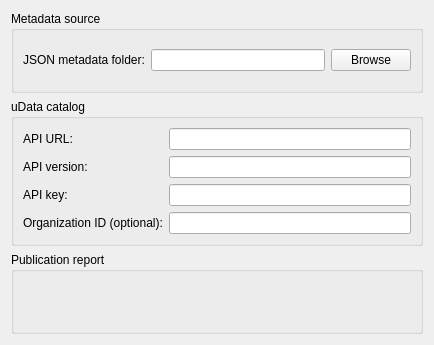
Qt form dicogis/ui/wdg_tab_publish.ui (Guts/DicoGIS) before a commit.
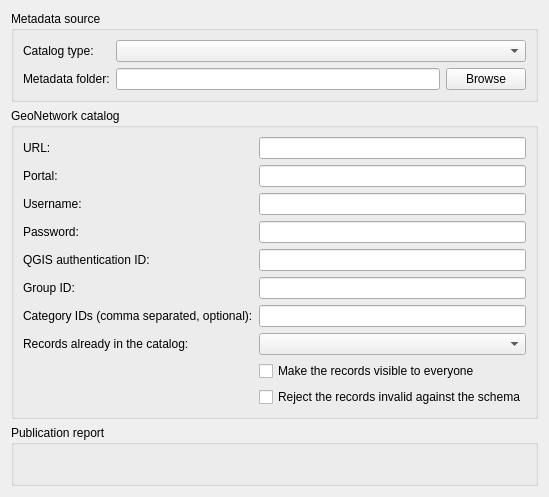
The same form after that commit. The open tabs and pages were chosen to show the change. Custom widgets are drawn as their Qt base class.

Commit message:
feat(ui): add GeoNetwork settings to the Publish tab
A combo box picks the catalog type, which drives a stacked widget. The fields come from the environment, and options exclude the password. The identifier of a QGIS authentication configuration only shows within QGIS. The native QgsAuthConfigSelect widget will come with the plugin: it doesn't exist outside QGIS.

AI-Level: 8
AI-Model: Claude Opus 5.5

Patch:
```diff
--- a/dicogis/ui/wdg_tab_publish.ui
+++ b/dicogis/ui/wdg_tab_publish.ui
@@ -21,16 +21,26 @@
      </property>
      <layout class="QGridLayout" name="source_layout">
       <item row="0" column="0">
+       <widget class="QLabel" name="lbl_publish_target">
+        <property name="text">
+         <string>Catalog type:</string>
+        </property>
+       </widget>
+      </item>
+      <item row="0" column="1" colspan="2">
+       <widget class="QComboBox" name="cbb_publish_target"/>
+      </item>
+      <item row="1" column="0">
        <widget class="QLabel" name="lbl_input_folder">
         <property name="text">
-         <string>JSON metadata folder:</string>
+         <string>Metadata folder:</string>
         </property>
        </widget>
       </item>
-      <item row="0" column="1">
+      <item row="1" column="1">
        <widget class="QLineEdit" name="lne_input_folder"/>
       </item>
-      <item row="0" column="2">
+      <item row="1" column="2">
        <widget class="QPushButton" name="btn_browse_input_folder">
         <property name="text">
          <string>Browse</string>
@@ -41,11 +51,27 @@
     </widget>
    </item>
    <item>
-    <widget class="QGroupBox" name="grp_catalog">
+    <widget class="QStackedWidget" name="stk_publish_target">
+     <widget class="QWidget" name="wdg_page_udata">
+      <layout class="QVBoxLayout" name="page_udata_layout">
+       <property name="leftMargin">
+        <number>0</number>
+       </property>
+       <property name="topMargin">
+        <number>0</number>
+       </property>
+       <property name="rightMargin">
+        <number>0</number>
+       </property>
+       <property name="bottomMargin">
+        <number>0</number>
+       </property>
+       <item>
+        <widget class="QGroupBox" name="grp_udata">
      <property name="title">
       <string>uData catalog</string>
      </property>
-     <layout class="QFormLayout" name="catalog_layout">
+         <layout class="QFormLayout" name="udata_layout">
       <item row="0" column="0">
        <widget class="QLabel" name="lbl_udata_api_url_base">
         <property name="text">
@@ -91,6 +117,133 @@
        <widget class="QLineEdit" name="lne_udata_organization_id"/>
       </item>
      </layout>
+        </widget>
+       </item>
+      </layout>
+     </widget>
+     <widget class="QWidget" name="wdg_page_geonetwork">
+      <layout class="QVBoxLayout" name="page_geonetwork_layout">
+       <property name="leftMargin">
+        <number>0</number>
+       </property>
+       <property name="topMargin">
+        <number>0</number>
+       </property>
+       <property name="rightMargin">
+        <number>0</number>
+       </property>
+       <property name="bottomMargin">
+        <number>0</number>
+       </property>
+       <item>
+        <widget class="QGroupBox" name="grp_geonetwork">
+         <property name="title">
+          <string>GeoNetwork catalog</string>
+         </property>
+         <layout class="QFormLayout" name="geonetwork_layout">
+          <item row="0" column="0">
+           <widget class="QLabel" name="lbl_geonetwork_url_base">
+            <property name="text">
+             <string>URL:</string>
+            </property>
+           </widget>
+          </item>
+          <item row="0" column="1">
+           <widget class="QLineEdit" name="lne_geonetwork_url_base"/>
+          </item>
+          <item row="1" column="0">
+           <widget class="QLabel" name="lbl_geonetwork_portal">
+            <property name="text">
+             <string>Portal:</string>
+            </property>
+           </widget>
+          </item>
+          <item row="1" column="1">
+           <widget class="QLineEdit" name="lne_geonetwork_portal"/>
+          </item>
+          <item row="2" column="0">
+           <widget class="QLabel" name="lbl_geonetwork_username">
+            <property name="text">
+             <string>Username:</string>
+            </property>
+           </widget>
+          </item>
+          <item row="2" column="1">
+           <widget class="QLineEdit" name="lne_geonetwork_username"/>
+          </item>
+          <item row="3" column="0">
+           <widget class="QLabel" name="lbl_geonetwork_password">
+            <property name="text">
+             <string>Password:</string>
+            </property>
+           </widget>
+          </item>
+          <item row="3" column="1">
+           <widget class="QLineEdit" name="lne_geonetwork_password">
+            <property name="echoMode">
+             <enum>QLineEdit::Password</enum>
+            </property>
+           </widget>
+          </item>
+          <item row="4" column="0">
+           <widget class="QLabel" name="lbl_geonetwork_authcfg">
+            <property name="text">
+             <string>QGIS authentication ID:</string>
+            </property>
+           </widget>
+          </item>
+          <item row="4" column="1">
+           <widget class="QLineEdit" name="lne_geonetwork_authcfg"/>
+          </item>
+          <item row="5" column="0">
+           <widget class="QLabel" name="lbl_geonetwork_group">
+            <property name="text">
+             <string>Group ID:</string>
+            </property>
+           </widget>
+          </item>
+          <item row="5" column="1">
+           <widget class="QLineEdit" name="lne_geonetwork_group"/>
+          </item>
+          <item row="6" column="0">
+           <widget class="QLabel" name="lbl_geonetwork_categories">
+            <property name="text">
+             <string>Category IDs (comma separated, optional):</string>
+            </property>
+           </widget>
+          </item>
+          <item row="6" column="1">
+           <widget class="QLineEdit" name="lne_geonetwork_categories"/>
+          </item>
+          <item row="7" column="0">
+           <widget class="QLabel" name="lbl_geonetwork_update_mode">
+            <property name="text">
+             <string>Records already in the catalog:</string>
+            </property>
+           </widget>
+          </item>
+          <item row="7" column="1">
+           <widget class="QComboBox" name="cbb_geonetwork_update_mode"/>
+          </item>
+          <item row="8" column="1">
+           <widget class="QCheckBox" name="cbx_geonetwork_publish_to_all">
+            <property name="text">
+             <string>Make the records visible to everyone</string>
+            </property>
+           </widget>
+          </item>
+          <item row="9" column="1">
+           <widget class="QCheckBox" name="cbx_geonetwork_reject_if_invalid">
+            <property name="text">
+             <string>Reject the records invalid against the schema</string>
+            </property>
+           </widget>
+          </item>
+         </layout>
+        </widget>
+       </item>
+      </layout>
+     </widget>
     </widget>
    </item>
    <item>
```
Lines whose indentation alone changed are shown as unchanged. The commit also changes 1 other file.
